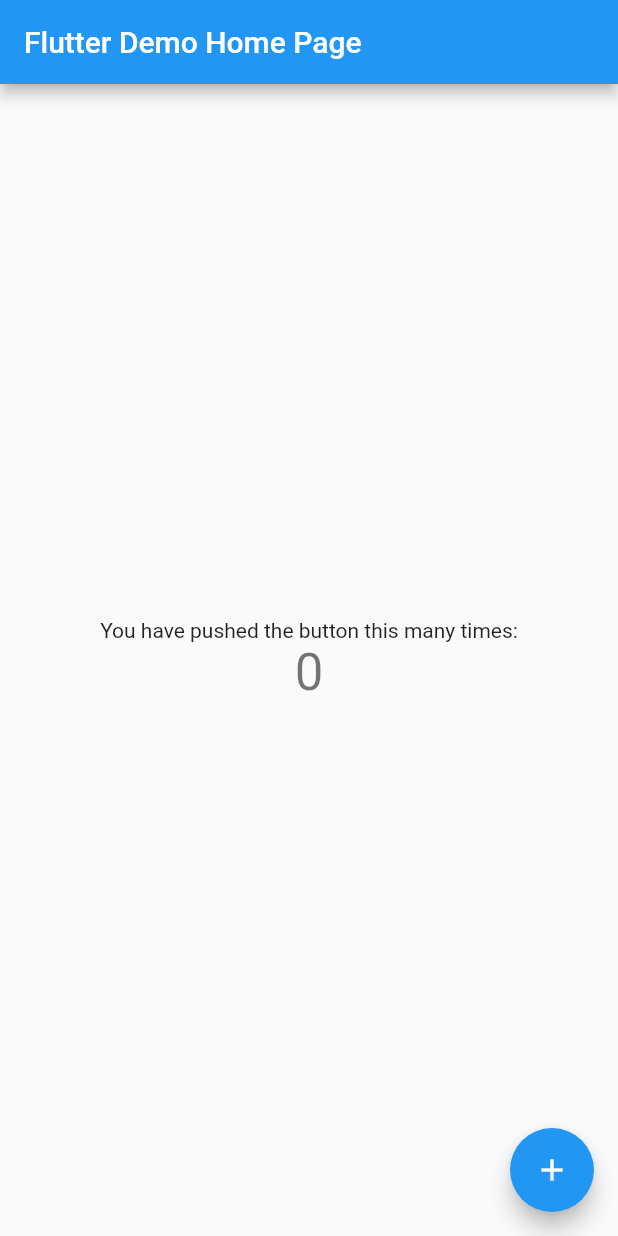
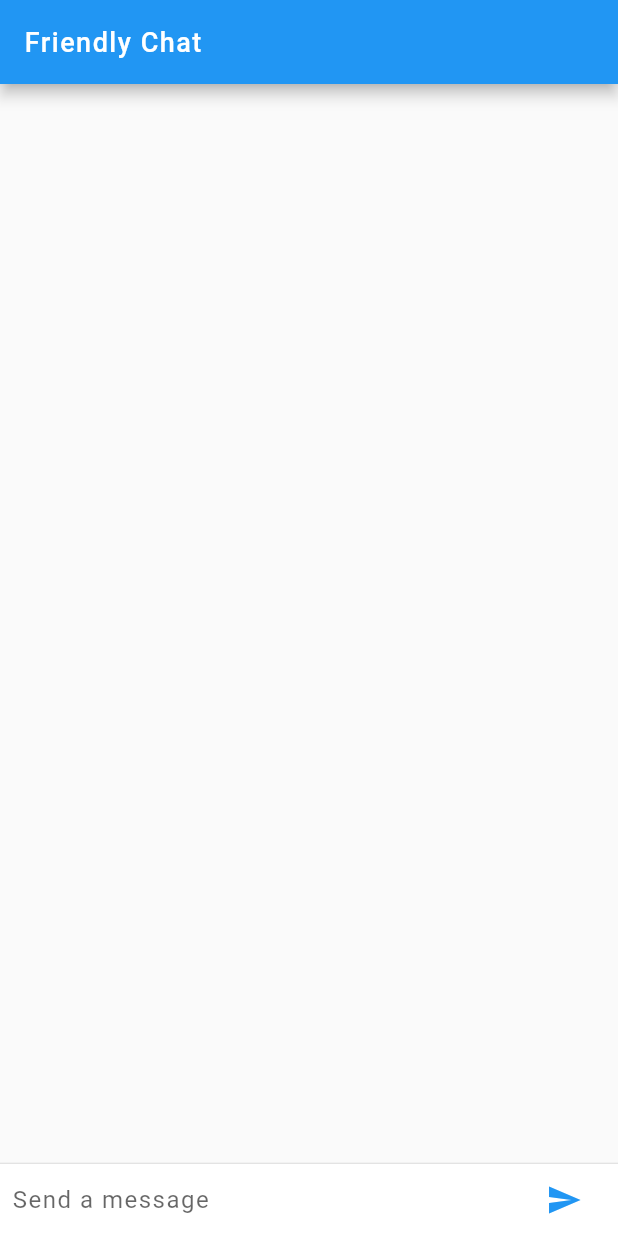
Before and after one commit to Bacdong/friendly-chat, a Flutter app: the screen it shows after launch, on a phone screen of 412 x 824 dp. Run offline on Flutter 3.47's test engine with Material 2 defaults, Android fonts, the phone set to English and light mode, and no system bars.

Commit message:
Add handleSubmitted when onPressed send button and show messages listview

```diff
--- a/lib/main.dart
+++ b/lib/main.dart
@@ -1,115 +1,144 @@
 import 'package:flutter/material.dart';
 
 void main() {
-  runApp(const MyApp());
+  runApp(FriendlyChatApp());
 }
 
-class MyApp extends StatelessWidget {
-  const MyApp({Key? key}) : super(key: key);
+String _name = 'I\'m Bacdongg.';
 
-  // This widget is the root of your application.
+class FriendlyChatApp extends StatelessWidget {
+  const FriendlyChatApp({Key? key}) : super(key: key);
+
   @override
   Widget build(BuildContext context) {
     return MaterialApp(
-      title: 'Flutter Demo',
-      theme: ThemeData(
-        // This is the theme of your application.
-        //
-        // Try running your application with "flutter run". You'll see the
-        // application has a blue toolbar. Then, without quitting the app, try
-        // changing the primarySwatch below to Colors.green and then invoke
-        // "hot reload" (press "r" in the console where you ran "flutter run",
-        // or simply save your changes to "hot reload" in a Flutter IDE).
-        // Notice that the counter didn't reset back to zero; the application
-        // is not restarted.
-        primarySwatch: Colors.blue,
-      ),
-      home: const MyHomePage(title: 'Flutter Demo Home Page'),
+      title: 'Friendly Chat',
+      home: ChatScreen(),
+      debugShowCheckedModeBanner: false,
     );
   }
 }
 
-class MyHomePage extends StatefulWidget {
-  const MyHomePage({Key? key, required this.title}) : super(key: key);
-
-  // This widget is the home page of your application. It is stateful, meaning
-  // that it has a State object (defined below) that contains fields that affect
-  // how it looks.
-
-  // This class is the configuration for the state. It holds the values (in this
-  // case the title) provided by the parent (in this case the App widget) and
-  // used by the build method of the State. Fields in a Widget subclass are
-  // always marked "final".
-
-  final String title;
-
-  @override
-  State<MyHomePage> createState() => _MyHomePageState();
-}
-
-class _MyHomePageState extends State<MyHomePage> {
-  int _counter = 0;
-
-  void _incrementCounter() {
-    setState(() {
-      // This call to setState tells the Flutter framework that something has
-      // changed in this State, which causes it to rerun the build method below
-      // so that the display can reflect the updated values. If we changed
-      // _counter without calling setState(), then the build method would not be
-      // called again, and so nothing would appear to happen.
-      _counter++;
-    });
-  }
+class ChatMessage extends StatelessWidget {
+  final String text;
+  const ChatMessage({ Key? key, required this.text }) : super(key: key);
+  // String _name = 'Your name';
 
   @override
   Widget build(BuildContext context) {
-    // This method is rerun every time setState is called, for instance as done
-    // by the _incrementCounter method above.
-    //
-    // The Flutter framework has been optimized to make rerunning build methods
-    // fast, so that you can just rebuild anything that needs updating rather
-    // than having to individually change instances of widgets.
-    return Scaffold(
-      appBar: AppBar(
-        // Here we take the value from the MyHomePage object that was created by
-        // the App.build method, and use it to set our appbar title.
-        title: Text(widget.title),
+    return Container(
+      margin: EdgeInsets.symmetric(vertical: 10.0),
+      child: Row(
+        crossAxisAlignment: CrossAxisAlignment.start,
+        children: [
+          Container(
+            margin: const EdgeInsets.only(right: 16.0),
+            child: CircleAvatar(child: Text(_name[0])),
+          ),
+          Column(
+            crossAxisAlignment: CrossAxisAlignment.start,
+            children: [
+              Text(
+                _name,
+                style: Theme.of(context).textTheme.headline4,
+              ),
+              Container(
+                margin: EdgeInsets.only(top: 5.0),
+                child: Text(text),
+              ),
+            ],
+          ),
+        ],
       ),
-      body: Center(
-        // Center is a layout widget. It takes a single child and positions it
-        // in the middle of the parent.
-        child: Column(
-          // Column is also a layout widget. It takes a list of children and
-          // arranges them vertically. By default, it sizes itself to fit its
-          // children horizontally, and tries to be as tall as its parent.
-          //
-          // Invoke "debug painting" (press "p" in the console, choose the
-          // "Toggle Debug Paint" action from the Flutter Inspector in Android
-          // Studio, or the "Toggle Debug Paint" command in Visual Studio Code)
-          // to see the wireframe for each widget.
-          //
-          // Column has various properties to control how it sizes itself and
-          // how it positions its children. Here we use mainAxisAlignment to
-          // center the children vertically; the main axis here is the vertical
-          // axis because Columns are vertical (the cross axis would be
-          // horizontal).
-          mainAxisAlignment: MainAxisAlignment.center,
-          children: <Widget>[
-            const Text(
-              'You have pushed the button this many times:',
-            ),
-            Text(
-              '$_counter',
-              style: Theme.of(context).textTheme.headline4,
-            ),
-          ],
-        ),
-      ),
-      floatingActionButton: FloatingActionButton(
-        onPressed: _incrementCounter,
-        tooltip: 'Increment',
-        child: const Icon(Icons.add),
-      ), // This trailing comma makes auto-formatting nicer for build methods.
     );
   }
 }
+
+class ChatScreen extends StatefulWidget {
+
+  @override
+  State<ChatScreen> createState() => _ChatScreenState();
+}
+
+class _ChatScreenState extends State<ChatScreen> {
+  final _textController = TextEditingController();
+  final List<ChatMessage> _messages = [];
+  final FocusNode _focusNode = FocusNode();
+
+  @override
+  Widget build(BuildContext context) {
+    return Scaffold(
+      appBar: AppBar(
+        title: Text(
+          'Friendly Chat',
+          style: TextStyle(fontSize: 18, letterSpacing: 1),
+        ),
+      ),
+      body: Column(
+        children: [
+          Flexible(
+            child: ListView.builder(
+              padding: EdgeInsets.all(8.0),
+              reverse: true,
+              itemBuilder: (_, int index) => _messages[index],
+              itemCount: _messages.length,
+            ),
+          ),
+          Divider(height: 1.0,),
+          Container(
+            decoration: BoxDecoration(
+              color: Theme.of(context).cardColor,
+            ),
+            child: _buildTextComposer(),
+          ),
+        ],
+      ),
+    );
+  }
+
+  void _handleSubmitted(String text) {
+    _textController.clear();
+    ChatMessage message = ChatMessage(text: text);
+    setState(() {
+      _messages.insert(0, message);
+    });
+    _focusNode.requestFocus();
+  }
+
+  Widget _buildTextComposer() {
+    double _spacing = 8.0;
+
+    return IconTheme(
+      data: IconThemeData(
+        color: Theme.of(context).accentColor
+      ),
+      child: Container(
+      margin: EdgeInsets.symmetric(
+        horizontal: _spacing,
+      ),
+      child: Row(
+        children: [
+          Flexible(
+            child: TextField(
+              controller: _textController,
+              onSubmitted: _handleSubmitted,
+              decoration: InputDecoration.collapsed(
+                hintText: 'Send a message',
+                hintStyle: TextStyle(fontSize: 16, letterSpacing: 1),
+              ),
+              focusNode: _focusNode,
+            ),
+          ),
+          Container(
+            margin: EdgeInsets.symmetric(horizontal: _spacing / 2),
+            child: IconButton(
+              icon: Icon(Icons.send),
+              onPressed: () => _handleSubmitted(_textController.text),
+            ),
+          ),
+        ],
+      ),
+    )
+    );
+  }
+}
```
